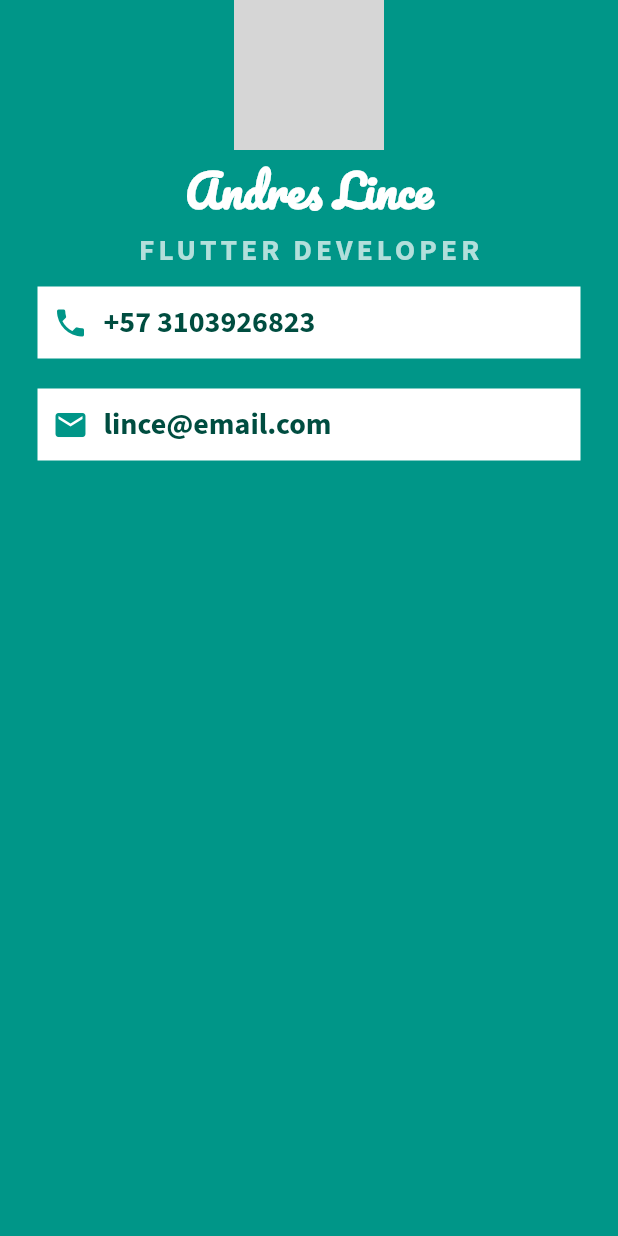
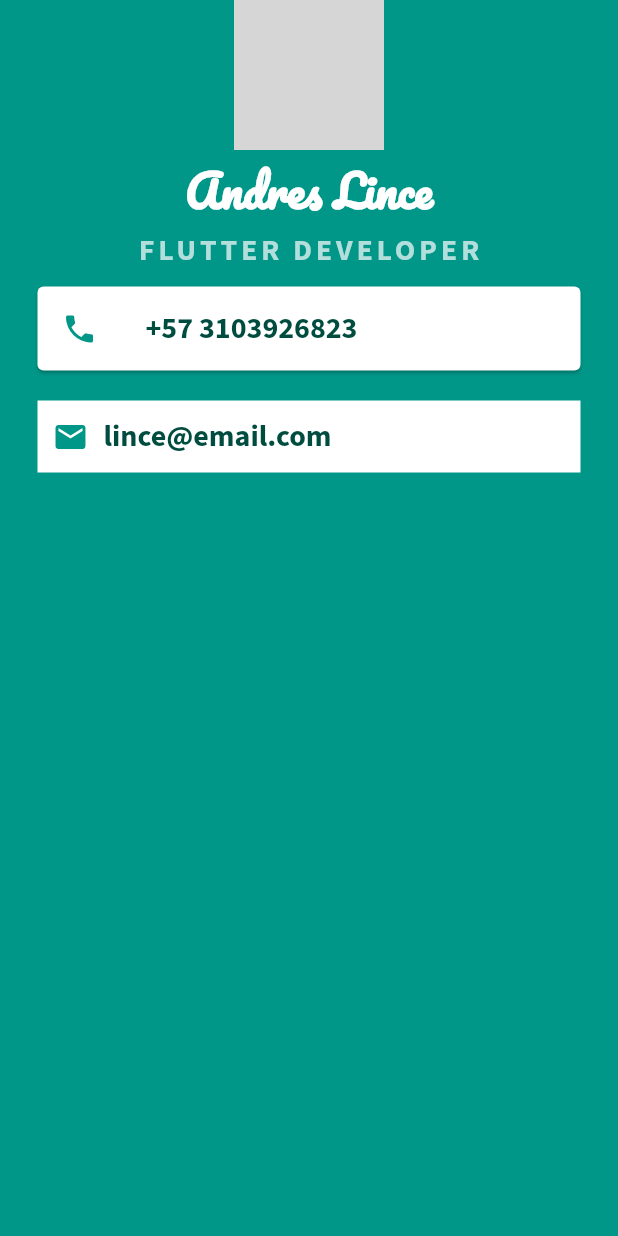
Before and after one commit to AndresLince/my_card_flutter, a Flutter app: the screen it shows after launch, on a phone screen of 412 x 824 dp. Run offline on Flutter 3.47's test engine with Material 2 defaults, Android fonts, the phone set to English and light mode, and no system bars; grey boxes are pictures that could not be loaded.

Commit message:
Add cart instead of container

```diff
--- a/lib/main.dart
+++ b/lib/main.dart
@@ -36,25 +36,19 @@ class MyApp extends StatelessWidget {
                   fontFamily: 'SourceSans',
                   fontWeight: FontWeight.bold),
             ),
-            Container(
+            Card(
               color: Colors.white,
-              padding: const EdgeInsets.all(10),
               margin: const EdgeInsets.symmetric(vertical: 10, horizontal: 25),
-              child: Row(
-                children: [
-                  const Icon(Icons.phone, color: Colors.teal),
-                  const SizedBox(
-                    width: 10,
-                  ),
-                  Text(
+              child: ListTile(
+                leading: Icon(Icons.phone, color: Colors.teal),
+                title: Text(
                   '+57 3103926823',
                   style: TextStyle(
                       fontFamily: 'SourceSans',
                       color: Colors.teal.shade900,
                       fontSize: 20,
                       fontWeight: FontWeight.bold),
-                  )
-                ],
+                ),
               ),
             ),
             Container(
```
Lines whose indentation alone changed are shown as unchanged.
